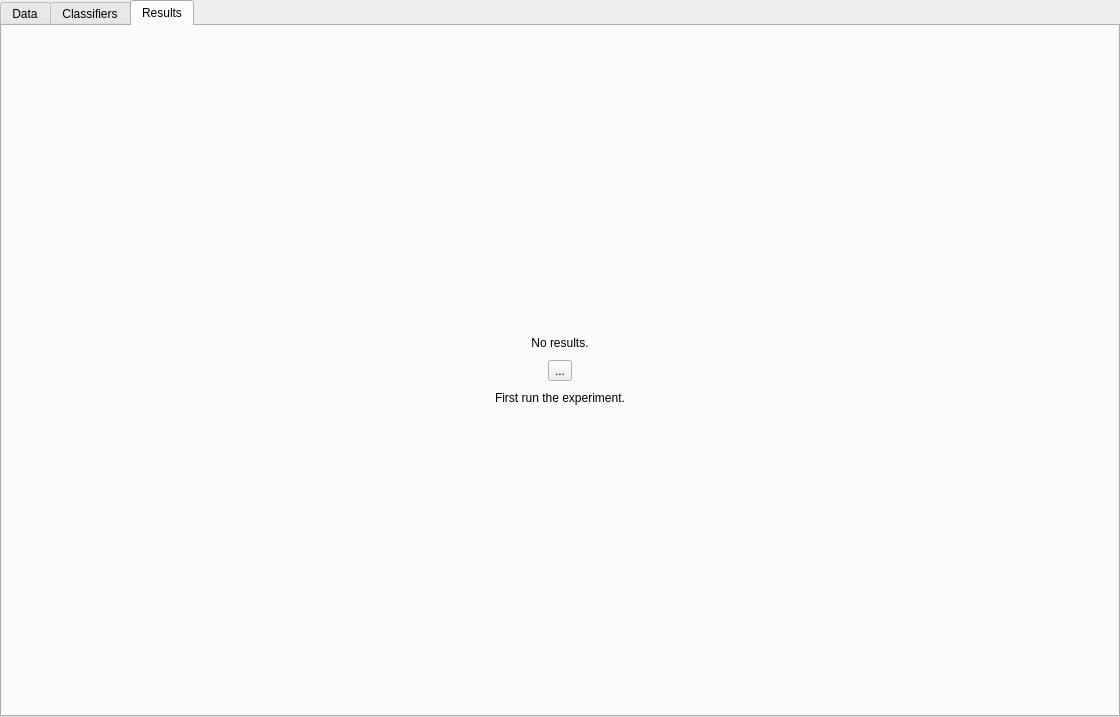
This is classmark/ui/templates/experiment.ui in mdocekal/ClassMark as Qt 5 draws it before an edit. The edited form follows.
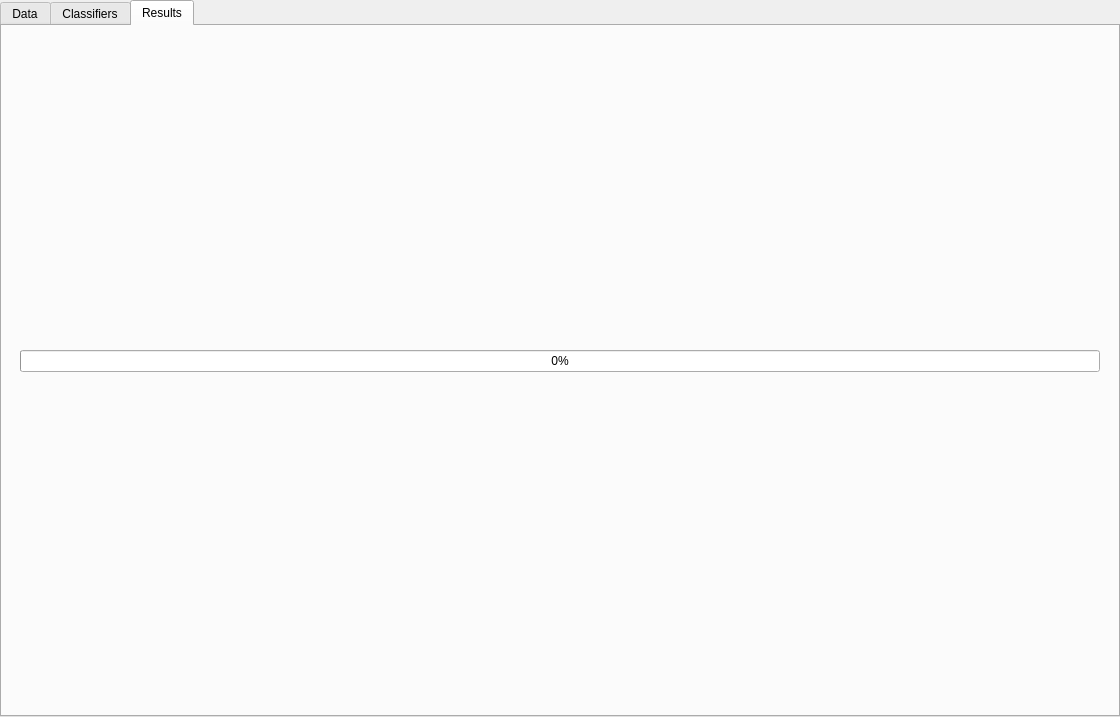
This is the edited form. The open tabs and pages were chosen to show the change. Icons and pictures are not drawn.

Commit message: First implementation of experiment run.

What changed in the file:
```diff
--- a/classmark/ui/templates/experiment.ui
+++ b/classmark/ui/templates/experiment.ui
@@ -474,8 +474,11 @@
        <string>Results</string>
       </attribute>
       <layout class="QGridLayout" name="gridLayout_4">
-       <item row="0" column="0">
-        <widget class="QStackedWidget" name="stackedWidget">
+       <item row="0" column="1">
+        <widget class="QStackedWidget" name="resultTabPager">
+         <property name="currentIndex">
+          <number>0</number>
+         </property>
          <widget class="QWidget" name="pageNoResults">
           <layout class="QGridLayout" name="gridLayout_5">
            <item row="0" column="0">
@@ -533,6 +536,60 @@
            </item>
           </layout>
          </widget>
+         <widget class="QWidget" name="pageRunning">
+          <layout class="QGridLayout" name="gridLayout_7">
+           <item row="0" column="0">
+            <layout class="QVBoxLayout" name="verticalLayout_5">
+             <item>
+              <spacer name="verticalSpacer_2">
+               <property name="orientation">
+                <enum>Qt::Vertical</enum>
+               </property>
+               <property name="sizeHint" stdset="0">
+                <size>
+                 <width>20</width>
+                 <height>40</height>
+                </size>
+               </property>
+              </spacer>
+             </item>
+             <item>
+              <widget class="QProgressBar" name="experimentProgressBar">
+               <property name="maximum">
+                <number>100</number>
+               </property>
+               <property name="value">
+                <number>0</number>
+               </property>
+               <property name="textVisible">
+                <bool>true</bool>
+               </property>
+              </widget>
+             </item>
+             <item alignment="Qt::AlignHCenter">
+              <widget class="QLabel" name="experimentActInfo">
+               <property name="text">
+                <string/>
+               </property>
+              </widget>
+             </item>
+             <item>
+              <spacer name="verticalSpacer_4">
+               <property name="orientation">
+                <enum>Qt::Vertical</enum>
+               </property>
+               <property name="sizeHint" stdset="0">
+                <size>
+                 <width>20</width>
+                 <height>40</height>
+                </size>
+               </property>
+              </spacer>
+             </item>
+            </layout>
+           </item>
+          </layout>
+         </widget>
          <widget class="QWidget" name="pageResults"/>
         </widget>
        </item>
```
Left out of the diff: 8 changed lines with no effect on the pictures. The commit also changes 1 other file.
